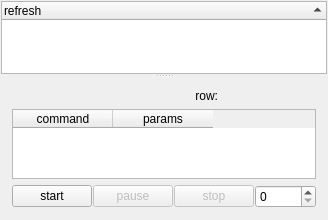
This is SaSH/form/scriptform.ui in bestkakkoii/SaSH as Qt 5 draws it before an edit. The edited form follows.
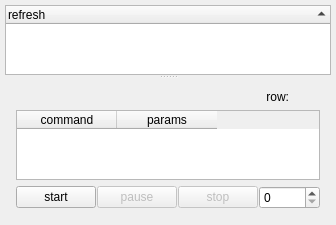
This is the edited form. Custom widgets are drawn as their Qt base class.

Diff of the .ui file:
```diff
--- a/SaSH/form/scriptform.ui
+++ b/SaSH/form/scriptform.ui
@@ -6,7 +6,7 @@
    <rect>
     <x>0</x>
     <y>0</y>
-    <width>285</width>
+    <width>290</width>
     <height>220</height>
    </rect>
   </property>
@@ -18,19 +18,19 @@
   </property>
   <layout class="QGridLayout" name="gridLayout">
    <property name="leftMargin">
-    <number>1</number>
+    <number>5</number>
    </property>
    <property name="topMargin">
-    <number>1</number>
+    <number>5</number>
    </property>
    <property name="rightMargin">
-    <number>1</number>
+    <number>5</number>
    </property>
    <property name="bottomMargin">
-    <number>1</number>
+    <number>5</number>
    </property>
    <property name="spacing">
-    <number>1</number>
+    <number>5</number>
    </property>
    <item row="0" column="0">
     <widget class="QSplitter" name="splitter">
@@ -59,6 +59,12 @@
          </property>
          <item>
           <widget class="QLabel" name="label_path">
+           <property name="sizePolicy">
+            <sizepolicy hsizetype="Expanding" vsizetype="Preferred">
+             <horstretch>0</horstretch>
+             <verstretch>0</verstretch>
+            </sizepolicy>
+           </property>
            <property name="minimumSize">
             <size>
              <width>180</width>
@@ -67,7 +73,7 @@
            </property>
            <property name="maximumSize">
             <size>
-             <width>180</width>
+             <width>16777215</width>
              <height>16777215</height>
             </size>
            </property>
@@ -94,6 +100,12 @@
          </item>
          <item>
           <widget class="FastLabel" name="label_row" native="true">
+           <property name="sizePolicy">
+            <sizepolicy hsizetype="Minimum" vsizetype="Preferred">
+             <horstretch>0</horstretch>
+             <verstretch>0</verstretch>
+            </sizepolicy>
+           </property>
            <property name="minimumSize">
             <size>
              <width>30</width>
```
